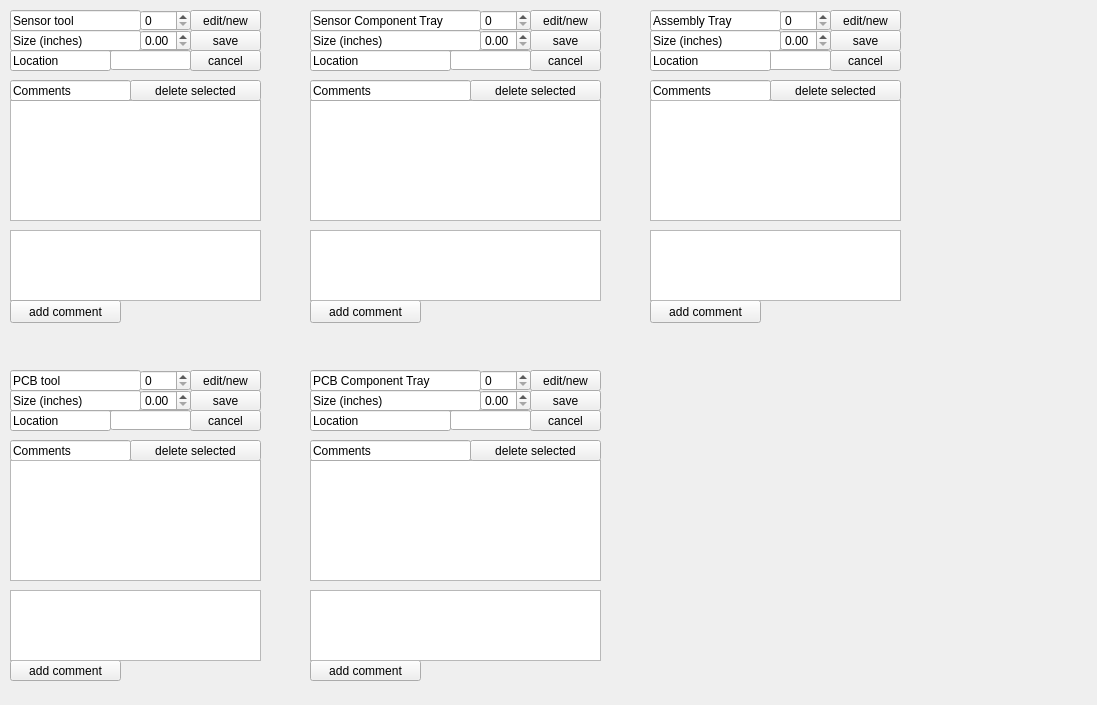
Old version of the form pages_ui/view_tooling.ui in the repository IncandelaLab/SharedUI.
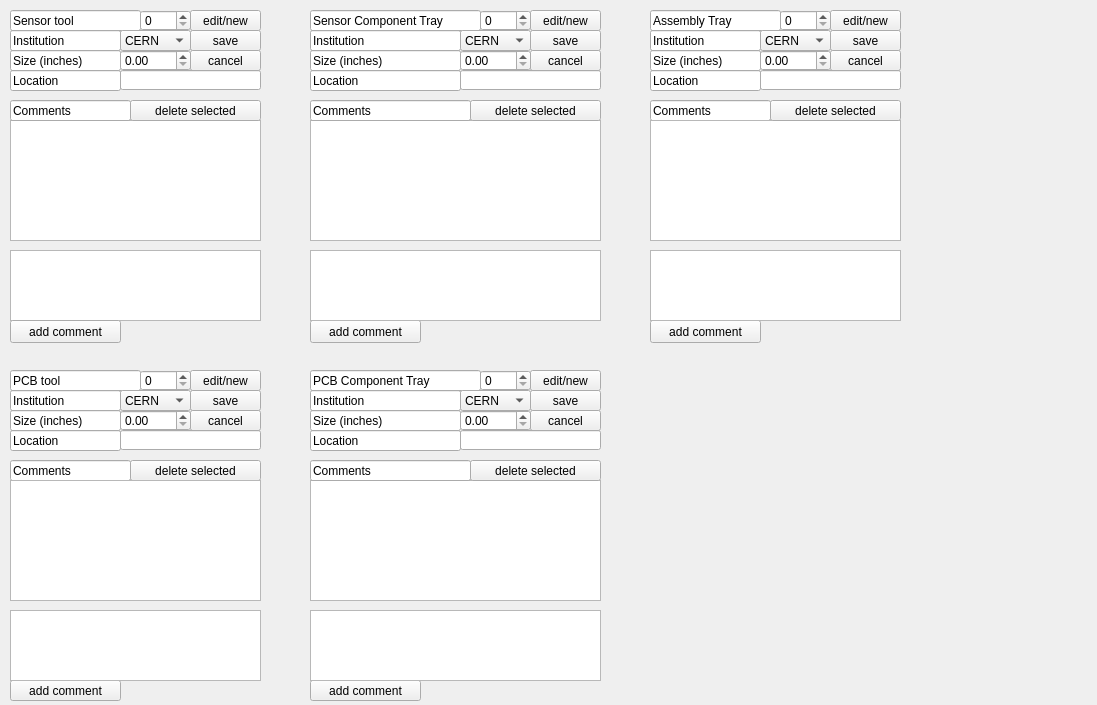
New version of the form.

Commit message: Check institution selection, fix some XML format issues

Diff of the .ui file:
```diff
--- a/pages_ui/view_tooling.ui
+++ b/pages_ui/view_tooling.ui
@@ -46,7 +46,7 @@
    <property name="geometry">
     <rect>
      <x>10</x>
-     <y>100</y>
+     <y>120</y>
      <width>251</width>
      <height>121</height>
     </rect>
@@ -56,8 +56,8 @@
    <property name="geometry">
     <rect>
      <x>10</x>
-     <y>30</y>
-     <width>131</width>
+     <y>50</y>
+     <width>111</width>
      <height>21</height>
     </rect>
    </property>
@@ -71,9 +71,9 @@
   <widget class="QDoubleSpinBox" name="dsbSensorToolSize">
    <property name="geometry">
     <rect>
-     <x>140</x>
-     <y>30</y>
-     <width>51</width>
+     <x>120</x>
+     <y>50</y>
+     <width>71</width>
      <height>21</height>
     </rect>
    </property>
@@ -85,7 +85,7 @@
    <property name="geometry">
     <rect>
      <x>10</x>
-     <y>80</y>
+     <y>100</y>
      <width>121</width>
      <height>21</height>
     </rect>
@@ -101,7 +101,7 @@
    <property name="geometry">
     <rect>
      <x>130</x>
-     <y>80</y>
+     <y>100</y>
      <width>131</width>
      <height>21</height>
     </rect>
@@ -114,7 +114,7 @@
    <property name="geometry">
     <rect>
      <x>10</x>
-     <y>230</y>
+     <y>250</y>
      <width>251</width>
      <height>71</height>
     </rect>
@@ -124,7 +124,7 @@
    <property name="geometry">
     <rect>
      <x>10</x>
-     <y>300</y>
+     <y>320</y>
      <width>111</width>
      <height>23</height>
     </rect>
@@ -137,7 +137,7 @@
    <property name="geometry">
     <rect>
      <x>10</x>
-     <y>660</y>
+     <y>680</y>
      <width>111</width>
      <height>21</height>
     </rect>
@@ -149,9 +149,9 @@
   <widget class="QDoubleSpinBox" name="dsbPcbToolSize">
    <property name="geometry">
     <rect>
-     <x>140</x>
-     <y>390</y>
-     <width>51</width>
+     <x>120</x>
+     <y>410</y>
+     <width>71</width>
      <height>21</height>
     </rect>
    </property>
@@ -163,7 +163,7 @@
    <property name="geometry">
     <rect>
      <x>10</x>
-     <y>440</y>
+     <y>460</y>
      <width>121</width>
      <height>21</height>
     </rect>
@@ -179,7 +179,7 @@
    <property name="geometry">
     <rect>
      <x>10</x>
-     <y>590</y>
+     <y>610</y>
      <width>251</width>
      <height>71</height>
     </rect>
@@ -218,7 +218,7 @@
    <property name="geometry">
     <rect>
      <x>130</x>
-     <y>440</y>
+     <y>460</y>
      <width>131</width>
      <height>21</height>
     </rect>
@@ -231,8 +231,8 @@
    <property name="geometry">
     <rect>
      <x>10</x>
-     <y>390</y>
-     <width>131</width>
+     <y>410</y>
+     <width>111</width>
      <height>21</height>
     </rect>
    </property>
@@ -247,7 +247,7 @@
    <property name="geometry">
     <rect>
      <x>10</x>
-     <y>460</y>
+     <y>480</y>
      <width>251</width>
      <height>121</height>
     </rect>
@@ -257,7 +257,7 @@
    <property name="geometry">
     <rect>
      <x>310</x>
-     <y>460</y>
+     <y>480</y>
      <width>291</width>
      <height>121</height>
     </rect>
@@ -267,7 +267,7 @@
    <property name="geometry">
     <rect>
      <x>310</x>
-     <y>300</y>
+     <y>320</y>
      <width>111</width>
      <height>23</height>
     </rect>
@@ -280,8 +280,8 @@
    <property name="geometry">
     <rect>
      <x>310</x>
-     <y>390</y>
-     <width>171</width>
+     <y>410</y>
+     <width>151</width>
      <height>21</height>
     </rect>
    </property>
@@ -296,7 +296,7 @@
    <property name="geometry">
     <rect>
      <x>310</x>
-     <y>440</y>
+     <y>460</y>
      <width>161</width>
      <height>21</height>
     </rect>
@@ -312,7 +312,7 @@
    <property name="geometry">
     <rect>
      <x>310</x>
-     <y>230</y>
+     <y>250</y>
      <width>291</width>
      <height>71</height>
     </rect>
@@ -335,7 +335,7 @@
    <property name="geometry">
     <rect>
      <x>310</x>
-     <y>660</y>
+     <y>680</y>
      <width>111</width>
      <height>21</height>
     </rect>
@@ -347,9 +347,9 @@
   <widget class="QDoubleSpinBox" name="dsbPcbTraySize">
    <property name="geometry">
     <rect>
-     <x>480</x>
-     <y>390</y>
-     <width>51</width>
+     <x>460</x>
+     <y>410</y>
+     <width>71</width>
      <height>21</height>
     </rect>
    </property>
@@ -374,7 +374,7 @@
    <property name="geometry">
     <rect>
      <x>310</x>
-     <y>100</y>
+     <y>120</y>
      <width>291</width>
      <height>121</height>
     </rect>
@@ -384,7 +384,7 @@
    <property name="geometry">
     <rect>
      <x>310</x>
-     <y>80</y>
+     <y>100</y>
      <width>161</width>
      <height>21</height>
     </rect>
@@ -416,7 +416,7 @@
    <property name="geometry">
     <rect>
      <x>470</x>
-     <y>80</y>
+     <y>100</y>
      <width>131</width>
      <height>21</height>
     </rect>
@@ -429,7 +429,7 @@
    <property name="geometry">
     <rect>
      <x>470</x>
-     <y>440</y>
+     <y>460</y>
      <width>131</width>
      <height>21</height>
     </rect>
@@ -442,8 +442,8 @@
    <property name="geometry">
     <rect>
      <x>310</x>
-     <y>30</y>
-     <width>171</width>
+     <y>50</y>
+     <width>151</width>
      <height>21</height>
     </rect>
    </property>
@@ -458,7 +458,7 @@
    <property name="geometry">
     <rect>
      <x>310</x>
-     <y>590</y>
+     <y>610</y>
      <width>291</width>
      <height>71</height>
     </rect>
@@ -467,9 +467,9 @@
   <widget class="QDoubleSpinBox" name="dsbSensorTraySize">
    <property name="geometry">
     <rect>
-     <x>480</x>
-     <y>30</y>
-     <width>51</width>
+     <x>460</x>
+     <y>50</y>
+     <width>71</width>
      <height>21</height>
     </rect>
    </property>
@@ -496,9 +496,9 @@
   <widget class="QDoubleSpinBox" name="dsbAssemblyTraySize">
    <property name="geometry">
     <rect>
-     <x>780</x>
-     <y>30</y>
-     <width>51</width>
+     <x>760</x>
+     <y>50</y>
+     <width>71</width>
      <height>21</height>
     </rect>
    </property>
@@ -510,7 +510,7 @@
    <property name="geometry">
     <rect>
      <x>650</x>
-     <y>80</y>
+     <y>100</y>
      <width>121</width>
      <height>21</height>
     </rect>
@@ -526,7 +526,7 @@
    <property name="geometry">
     <rect>
      <x>650</x>
-     <y>100</y>
+     <y>120</y>
      <width>251</width>
      <height>121</height>
     </rect>
@@ -536,7 +536,7 @@
    <property name="geometry">
     <rect>
      <x>650</x>
-     <y>300</y>
+     <y>320</y>
      <width>111</width>
      <height>23</height>
     </rect>
@@ -562,7 +562,7 @@
    <property name="geometry">
     <rect>
      <x>770</x>
-     <y>80</y>
+     <y>100</y>
      <width>131</width>
      <height>21</height>
     </rect>
@@ -575,8 +575,8 @@
    <property name="geometry">
     <rect>
      <x>650</x>
-     <y>30</y>
-     <width>131</width>
+     <y>50</y>
+     <width>111</width>
      <height>21</height>
     </rect>
    </property>
@@ -591,7 +591,7 @@
    <property name="geometry">
     <rect>
      <x>650</x>
-     <y>230</y>
+     <y>250</y>
      <width>251</width>
      <height>71</height>
     </rect>
@@ -811,9 +811,9 @@
   <widget class="QLineEdit" name="leSensorToolLocation">
    <property name="geometry">
     <rect>
-     <x>110</x>
-     <y>50</y>
-     <width>81</width>
+     <x>120</x>
+     <y>70</y>
+     <width>141</width>
      <height>20</height>
     </rect>
    </property>
@@ -822,8 +822,8 @@
    <property name="geometry">
     <rect>
      <x>10</x>
-     <y>50</y>
-     <width>101</width>
+     <y>70</y>
+     <width>111</width>
      <height>21</height>
     </rect>
    </property>
@@ -838,8 +838,8 @@
    <property name="geometry">
     <rect>
      <x>310</x>
-     <y>50</y>
-     <width>141</width>
+     <y>70</y>
+     <width>151</width>
      <height>21</height>
     </rect>
    </property>
@@ -853,9 +853,9 @@
   <widget class="QLineEdit" name="leSensorTrayLocation">
    <property name="geometry">
     <rect>
-     <x>450</x>
-     <y>50</y>
-     <width>81</width>
+     <x>460</x>
+     <y>70</y>
+     <width>141</width>
      <height>20</height>
     </rect>
    </property>
@@ -863,9 +863,9 @@
   <widget class="QLineEdit" name="leAssemblyTrayLocation">
    <property name="geometry">
     <rect>
-     <x>750</x>
-     <y>50</y>
-     <width>81</width>
+     <x>760</x>
+     <y>70</y>
+     <width>141</width>
      <height>20</height>
     </rect>
    </property>
@@ -874,8 +874,8 @@
    <property name="geometry">
     <rect>
      <x>650</x>
-     <y>50</y>
-     <width>121</width>
+     <y>70</y>
+     <width>111</width>
      <height>21</height>
     </rect>
    </property>
@@ -890,8 +890,8 @@
    <property name="geometry">
     <rect>
      <x>10</x>
-     <y>410</y>
-     <width>101</width>
+     <y>430</y>
+     <width>111</width>
      <height>21</height>
     </rect>
    </property>
@@ -905,9 +905,9 @@
   <widget class="QLineEdit" name="lePcbToolLocation">
    <property name="geometry">
     <rect>
-     <x>110</x>
-     <y>410</y>
-     <width>81</width>
+     <x>120</x>
+     <y>430</y>
+     <width>141</width>
      <height>20</height>
     </rect>
    </property>
@@ -916,8 +916,8 @@
    <property name="geometry">
     <rect>
      <x>310</x>
-     <y>410</y>
-     <width>141</width>
+     <y>430</y>
+     <width>151</width>
      <height>21</height>
     </rect>
    </property>
@@ -931,13 +931,258 @@
   <widget class="QLineEdit" name="lePcbTrayLocation">
    <property name="geometry">
     <rect>
-     <x>450</x>
-     <y>410</y>
-     <width>81</width>
+     <x>460</x>
+     <y>430</y>
+     <width>141</width>
      <height>20</height>
     </rect>
    </property>
   </widget>
+  <widget class="QComboBox" name="cbSensorToolInstitution">
+   <property name="geometry">
+    <rect>
+     <x>120</x>
+     <y>30</y>
+     <width>71</width>
+     <height>21</height>
+    </rect>
+   </property>
+   <property name="currentIndex">
+    <number>0</number>
+   </property>
+   <item>
+    <property name="text">
+     <string>CERN</string>
+    </property>
+   </item>
+   <item>
+    <property name="text">
+     <string>FNAL</string>
+    </property>
+   </item>
+   <item>
+    <property name="text">
+     <string>UCSB</string>
+    </property>
+   </item>
+   <item>
+    <property name="text">
+     <string>UMN</string>
+    </property>
+   </item>
+  </widget>
+  <widget class="QLineEdit" name="lineEdit_21">
+   <property name="geometry">
+    <rect>
+     <x>10</x>
+     <y>30</y>
+     <width>111</width>
+     <height>21</height>
+    </rect>
+   </property>
+   <property name="text">
+    <string>Institution</string>
+   </property>
+   <property name="readOnly">
+    <bool>true</bool>
+   </property>
+  </widget>
+  <widget class="QLineEdit" name="lineEdit_22">
+   <property name="geometry">
+    <rect>
+     <x>310</x>
+     <y>30</y>
+     <width>151</width>
+     <height>21</height>
+    </rect>
+   </property>
+   <property name="text">
+    <string>Institution</string>
+   </property>
+   <property name="readOnly">
+    <bool>true</bool>
+   </property>
+  </widget>
+  <widget class="QComboBox" name="cbSensorTrayInstitution">
+   <property name="geometry">
+    <rect>
+     <x>460</x>
+     <y>30</y>
+     <width>71</width>
+     <height>21</height>
+    </rect>
+   </property>
+   <property name="currentIndex">
+    <number>0</number>
+   </property>
+   <item>
+    <property name="text">
+     <string>CERN</string>
+    </property>
+   </item>
+   <item>
+    <property name="text">
+     <string>FNAL</string>
+    </property>
+   </item>
+   <item>
+    <property name="text">
+     <string>UCSB</string>
+    </property>
+   </item>
+   <item>
+    <property name="text">
+     <string>UMN</string>
+    </property>
+   </item>
+  </widget>
+  <widget class="QLineEdit" name="lineEdit_23">
+   <property name="geometry">
+    <rect>
+     <x>650</x>
+     <y>30</y>
+     <width>111</width>
+     <height>21</height>
+    </rect>
+   </property>
+   <property name="text">
+    <string>Institution</string>
+   </property>
+   <property name="readOnly">
+    <bool>true</bool>
+   </property>
+  </widget>
+  <widget class="QComboBox" name="cbAssemblyTrayInstitution">
+   <property name="geometry">
+    <rect>
+     <x>760</x>
+     <y>30</y>
+     <width>71</width>
+     <height>21</height>
+    </rect>
+   </property>
+   <property name="currentIndex">
+    <number>0</number>
+   </property>
+   <item>
+    <property name="text">
+     <string>CERN</string>
+    </property>
+   </item>
+   <item>
+    <property name="text">
+     <string>FNAL</string>
+    </property>
+   </item>
+   <item>
+    <property name="text">
+     <string>UCSB</string>
+    </property>
+   </item>
+   <item>
+    <property name="text">
+     <string>UMN</string>
+    </property>
+   </item>
+  </widget>
+  <widget class="QLineEdit" name="lineEdit_24">
+   <property name="geometry">
+    <rect>
+     <x>10</x>
+     <y>390</y>
+     <width>111</width>
+     <height>21</height>
+    </rect>
+   </property>
+   <property name="text">
+    <string>Institution</string>
+   </property>
+   <property name="readOnly">
+    <bool>true</bool>
+   </property>
+  </widget>
+  <widget class="QComboBox" name="cbPcbToolInstitution">
+   <property name="geometry">
+    <rect>
+     <x>120</x>
+     <y>390</y>
+     <width>71</width>
+     <height>21</height>
+    </rect>
+   </property>
+   <property name="currentIndex">
+    <number>0</number>
+   </property>
+   <item>
+    <property name="text">
+     <string>CERN</string>
+    </property>
+   </item>
+   <item>
+    <property name="text">
+     <string>FNAL</string>
+    </property>
+   </item>
+   <item>
+    <property name="text">
+     <string>UCSB</string>
+    </property>
+   </item>
+   <item>
+    <property name="text">
+     <string>UMN</string>
+    </property>
+   </item>
+  </widget>
+  <widget class="QLineEdit" name="lineEdit_25">
+   <property name="geometry">
+    <rect>
+     <x>310</x>
+     <y>390</y>
+     <width>151</width>
+     <height>21</height>
+    </rect>
+   </property>
+   <property name="text">
+    <string>Institution</string>
+   </property>
+   <property name="readOnly">
+    <bool>true</bool>
+   </property>
+  </widget>
+  <widget class="QComboBox" name="cbPcbTrayInstitution">
+   <property name="geometry">
+    <rect>
+     <x>460</x>
+     <y>390</y>
+     <width>71</width>
+     <height>21</height>
+    </rect>
+   </property>
+   <property name="currentIndex">
+    <number>0</number>
+   </property>
+   <item>
+    <property name="text">
+     <string>CERN</string>
+    </property>
+   </item>
+   <item>
+    <property name="text">
+     <string>FNAL</string>
+    </property>
+   </item>
+   <item>
+    <property name="text">
+     <string>UCSB</string>
+    </property>
+   </item>
+   <item>
+    <property name="text">
+     <string>UMN</string>
+    </property>
+   </item>
+  </widget>
  </widget>
  <resources/>
  <connections/>
```
The commit also changes 35 other files.
